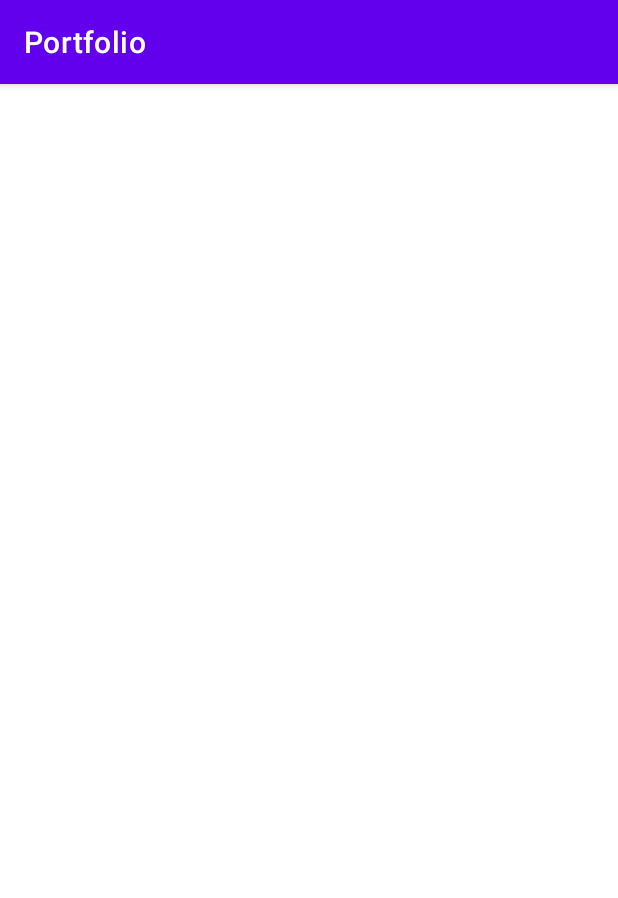
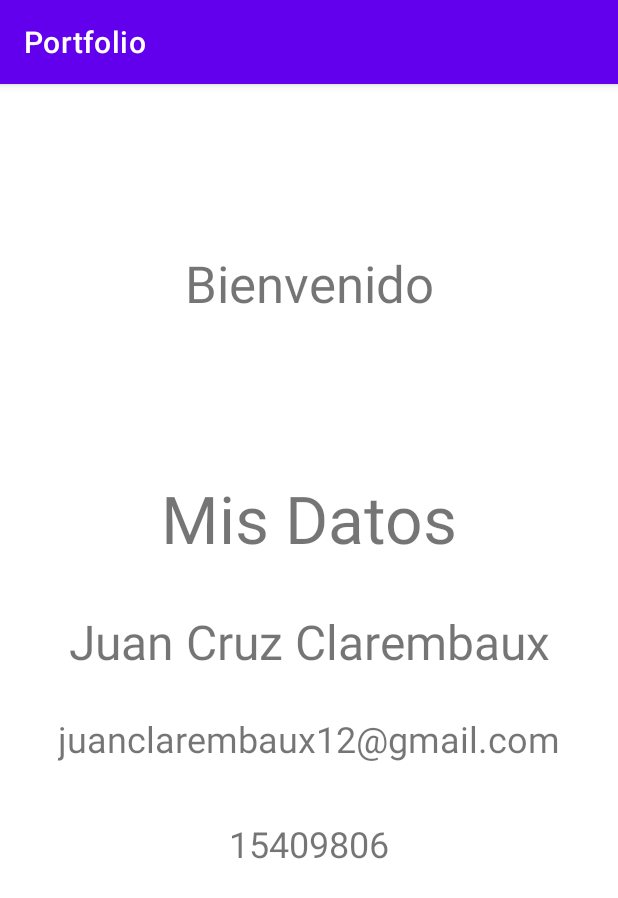
Before and after one commit to JuanClarembaux/AndroidPortfolio, an Android app: the screen it shows after launch (AcercaDeMi), after a tap on "ACERCA DE MI", on a phone screen of 412 x 824 dp. Shown: the top 898 px of the screen. Run offline under Robolectric (Android 15) with nearby library versions, the phone set to English and light mode, and no system bars.

Commit message:
Se agregaron datos y funcionalidades con los mismos a AcercaDeMi, se agregaron funcionalidades y se mejoro el listview de Proyectos. Tambien se agrego la clase User y la clase Project.

```diff
--- a/app/src/main/AndroidManifest.xml
+++ b/app/src/main/AndroidManifest.xml
@@ -14,13 +14,13 @@
         android:theme="@style/Theme.Portfolio"
         tools:targetApi="31">
         <activity
-            android:name=".Proyectos"
+            android:name=".activity.Proyectos"
             android:exported="false" />
         <activity
-            android:name=".AcercaDeMi"
+            android:name=".activity.AcercaDeMi"
             android:exported="false" />
         <activity
-            android:name=".MainActivity"
+            android:name=".activity.MainActivity"
             android:exported="true">
             <intent-filter>
                 <action android:name="android.intent.action.MAIN" />
--- a/app/src/main/java/com/example/portfolio/MainActivity.java
+++ /dev/null
@@ -1,37 +0,0 @@
-package com.example.portfolio;
-
-import androidx.appcompat.app.AppCompatActivity;
-
-import android.content.Intent;
-import android.os.Bundle;
-import android.widget.Button;
-
-public class MainActivity extends AppCompatActivity {
-
-    private Button pantallaAcercaDeMi;
-    private Button pantallaProyectos;
-
-    @Override
-    protected void onCreate(Bundle savedInstanceState) {
-        super.onCreate(savedInstanceState);
-        setContentView(R.layout.activity_main);
-
-        pantallaAcercaDeMi=findViewById(R.id.am_acercaDeMi_bt);
-        pantallaProyectos=findViewById(R.id.am_proyectos_bt);
-
-        this.findViews();
-
-    }
-
-    private void findViews(){
-        pantallaAcercaDeMi.setOnClickListener(view ->{
-            Intent intent = new Intent(getBaseContext(), AcercaDeMi.class);
-            startActivity(intent);
-        });
-        pantallaProyectos.setOnClickListener(view ->{
-            Intent intent = new Intent(getBaseContext(), Proyectos.class);
-            startActivity(intent);
-        });
-    }
-
-}
--- /dev/null
+++ b/app/src/main/java/com/example/portfolio/activity/AcercaDeMi.java
@@ -0,0 +1,59 @@
+package com.example.portfolio.activity;
+
+import androidx.appcompat.app.AppCompatActivity;
+
+import android.annotation.SuppressLint;
+import android.content.Intent;
+import android.net.Uri;
+import android.os.Bundle;
+import android.widget.TextView;
+
+import com.example.portfolio.R;
+import com.example.portfolio.User;
+
+public class AcercaDeMi extends AppCompatActivity {
+
+    @SuppressLint("QueryPermissionsNeeded")
+    @Override
+    protected void onCreate(Bundle savedInstanceState) {
+
+        TextView visitorUsername;
+        TextView userName;
+        TextView userMail;
+        TextView userPhone;
+
+        super.onCreate(savedInstanceState);
+        setContentView(R.layout.activity_acerca_de_mi);
+
+        visitorUsername=findViewById(R.id.acd_nombre_tv);
+        userName=findViewById(R.id.acd_userName_tv);
+        userMail=findViewById(R.id.acd_userMail_tv);
+        userPhone=findViewById(R.id.acd_userPhone_tv);
+
+        Bundle extras = getIntent().getExtras();
+        String param_texto = extras.getString("USERNAME");
+        visitorUsername.setText(param_texto);
+
+        User user = new User(1, "Juan Cruz Clarembaux", "juanclarembaux12@gmail.com", 15409806);
+        userName.setText(user.userName);
+        userMail.setText(user.userMail);
+        userPhone.setText(String.valueOf(user.userPhone));
+
+        userMail.setOnClickListener(view -> {
+            Intent intent = new Intent(Intent.ACTION_SENDTO);
+            intent.setData(Uri.parse("mailto:"));
+            intent.putExtra(Intent.EXTRA_EMAIL, user.userMail);
+            if (intent.resolveActivity(getPackageManager()) != null) {
+                startActivity(intent);
+            }
+        });
+
+        userPhone.setOnClickListener(view -> {
+            Intent intent = new Intent(Intent.ACTION_DIAL);
+            intent.setData(Uri.parse("tel:" + user.userPhone));
+            if (intent.resolveActivity(getPackageManager()) != null) {
+                startActivity(intent);
+            }
+        });
+    }
+}
--- /dev/null
+++ b/app/src/main/java/com/example/portfolio/activity/MainActivity.java
@@ -0,0 +1,67 @@
+package com.example.portfolio.activity;
+
+import androidx.annotation.NonNull;
+import androidx.appcompat.app.AppCompatActivity;
+
+import android.content.Intent;
+import android.os.Bundle;
+import android.view.Menu;
+import android.view.MenuInflater;
+import android.view.MenuItem;
+import android.widget.Button;
+import android.widget.EditText;
+
+import com.example.portfolio.R;
+
+public class MainActivity extends AppCompatActivity {
+
+    private Button pantallaAcercaDeMi;
+    private Button pantallaProyectos;
+    private EditText ingreseNombre;
+
+    @Override
+    protected void onCreate(Bundle savedInstanceState) {
+        super.onCreate(savedInstanceState);
+        setContentView(R.layout.activity_main);
+
+        pantallaAcercaDeMi=findViewById(R.id.am_acercaDeMi_bt);
+        pantallaProyectos=findViewById(R.id.am_proyectos_bt);
+        ingreseNombre=findViewById(R.id.am_ingrese_nombre_et);
+
+        this.findViews();
+
+    }
+
+    @Override
+    public boolean onCreateOptionsMenu(Menu menu) {
+        MenuInflater inflater = getMenuInflater();
+        inflater.inflate(R.menu.menu, menu);
+        return true;
+    }
+
+    @Override
+    public boolean onOptionsItemSelected(@NonNull MenuItem item) {
+        switch(item.getItemId()){
+            case R.id.menu_settings:
+                Intent intent = new Intent(getBaseContext(), AcercaDeMi.class);
+                startActivity(intent);
+            case R.id.menu_exit:
+                Intent i = new Intent(getBaseContext(), Proyectos.class);
+                startActivity(i);
+        }
+        return true;
+    }
+
+    private void findViews(){
+        pantallaAcercaDeMi.setOnClickListener(view ->{
+            Intent intent = new Intent(getBaseContext(), AcercaDeMi.class);
+            intent.putExtra("USERNAME", ingreseNombre.getText().toString());
+            startActivity(intent);
+        });
+        pantallaProyectos.setOnClickListener(view ->{
+            Intent intent = new Intent(getBaseContext(), Proyectos.class);
+            startActivity(intent);
+        });
+    }
+
+}
--- a/app/src/main/res/layout/activity_acerca_de_mi.xml
+++ b/app/src/main/res/layout/activity_acerca_de_mi.xml
@@ -4,6 +4,97 @@
     xmlns:tools="http://schemas.android.com/tools"
     android:layout_width="match_parent"
     android:layout_height="match_parent"
-    tools:context=".AcercaDeMi">
+    tools:context=".activity.AcercaDeMi">
+
+    <TextView
+        android:id="@+id/acd_bienvenido_tv"
+        android:layout_width="wrap_content"
+        android:layout_height="wrap_content"
+        android:text="Bienvenido"
+        android:textSize="34dp"
+        app:layout_constraintTop_toTopOf="@+id/topguideline"
+        app:layout_constraintEnd_toStartOf="@+id/rightguideline"
+        app:layout_constraintStart_toStartOf="@+id/leftguideline"
+        android:layout_marginTop="70dp"
+        />
+    <TextView
+        android:id="@+id/acd_nombre_tv"
+        android:layout_width="wrap_content"
+        android:layout_height="wrap_content"
+        android:textSize="34dp"
+        app:layout_constraintTop_toTopOf="@+id/acd_bienvenido_tv"
+        app:layout_constraintEnd_toStartOf="@+id/rightguideline"
+        app:layout_constraintStart_toStartOf="@+id/leftguideline"
+        android:layout_marginTop="50dp"
+    />
+    <TextView
+        android:id="@+id/acd_misdatos_tv"
+        android:layout_width="wrap_content"
+        android:layout_height="wrap_content"
+        android:text="Mis Datos"
+        android:textSize="44dp"
+        app:layout_constraintTop_toTopOf="@+id/acd_nombre_tv"
+        app:layout_constraintEnd_toStartOf="@+id/rightguideline"
+        app:layout_constraintStart_toStartOf="@+id/leftguideline"
+        android:layout_marginTop="100dp"
+    />
+    <TextView
+        android:id="@+id/acd_userName_tv"
+        android:layout_width="wrap_content"
+        android:layout_height="wrap_content"
+        android:textSize="32dp"
+        app:layout_constraintTop_toTopOf="@+id/acd_misdatos_tv"
+        app:layout_constraintEnd_toStartOf="@+id/rightguideline"
+        app:layout_constraintStart_toStartOf="@+id/leftguideline"
+        android:layout_marginTop="90dp"
+    />
+    <TextView
+        android:id="@+id/acd_userMail_tv"
+        android:layout_width="wrap_content"
+        android:layout_height="wrap_content"
+        android:textSize="24dp"
+        app:layout_constraintTop_toTopOf="@+id/acd_userName_tv"
+        app:layout_constraintEnd_toStartOf="@+id/rightguideline"
+        app:layout_constraintStart_toStartOf="@+id/leftguideline"
+        android:layout_marginTop="70dp"
+    />
+    <TextView
+    android:id="@+id/acd_userPhone_tv"
+    android:layout_width="wrap_content"
+    android:layout_height="wrap_content"
+    android:textSize="24dp"
+    app:layout_constraintTop_toTopOf="@+id/acd_userMail_tv"
+    app:layout_constraintEnd_toStartOf="@+id/rightguideline"
+    app:layout_constraintStart_toStartOf="@+id/leftguideline"
+    android:layout_marginTop="70dp"
+    />
+
+    <androidx.constraintlayout.widget.Guideline
+        android:id="@+id/leftguideline"
+        android:layout_width="wrap_content"
+        android:layout_height="wrap_content"
+        android:orientation="vertical"
+        app:layout_constraintGuide_end="390dp" />
+
+    <androidx.constraintlayout.widget.Guideline
+        android:id="@+id/rightguideline"
+        android:layout_width="wrap_content"
+        android:layout_height="wrap_content"
+        android:orientation="vertical"
+        app:layout_constraintGuide_begin="390dp" />
+
+    <androidx.constraintlayout.widget.Guideline
+        android:id="@+id/topguideline"
+        android:layout_width="wrap_content"
+        android:layout_height="wrap_content"
+        android:orientation="horizontal"
+        app:layout_constraintGuide_begin="40dp" />
+
+    <androidx.constraintlayout.widget.Guideline
+        android:id="@+id/bottomguideline"
+        android:layout_width="wrap_content"
+        android:layout_height="wrap_content"
+        android:orientation="horizontal"
+        app:layout_constraintGuide_begin="690dp" />
 
 </androidx.constraintlayout.widget.ConstraintLayout>
--- /dev/null
+++ b/app/src/main/res/menu/menu.xml
@@ -0,0 +1,19 @@
+<?xml version="1.0" encoding="utf-8"?>
+<menu xmlns:android="http://schemas.android.com/apk/res/android"
+    xmlns:app="http://schemas.android.com/apk/res-auto">
+
+    <item
+        android:id="@+id/menu_settings"
+        android:title="Settings"
+        android:orderInCategory="100"
+        android:icon="@mipmap/ic_launcher_round"
+        app:showAsAction="always"
+    />
+    <item
+        android:id="@+id/menu_exit"
+        android:title="Exit"
+        android:orderInCategory="101"
+        android:icon="@mipmap/ic_launcher"
+        app:showAsAction="always"
+    />
+</menu>
```
Also changed, not shown: app/src/main/java/com/example/portfolio/AcercaDeMi.java (deleted, +0 -14 lines), app/src/main/java/com/example/portfolio/Project.java (added, +37 -0 lines), app/src/main/java/com/example/portfolio/Proyectos.java (deleted, +0 -53 lines), app/src/main/java/com/example/portfolio/User.java (added, +41 -0 lines), app/src/main/java/com/example/portfolio/activity/Proyectos.java (added, +50 -0 lines), app/src/main/res/layout/activity_main.xml (+13 -1 lines), app/src/main/res/layout/activity_proyectos.xml (+3 -27 lines).
